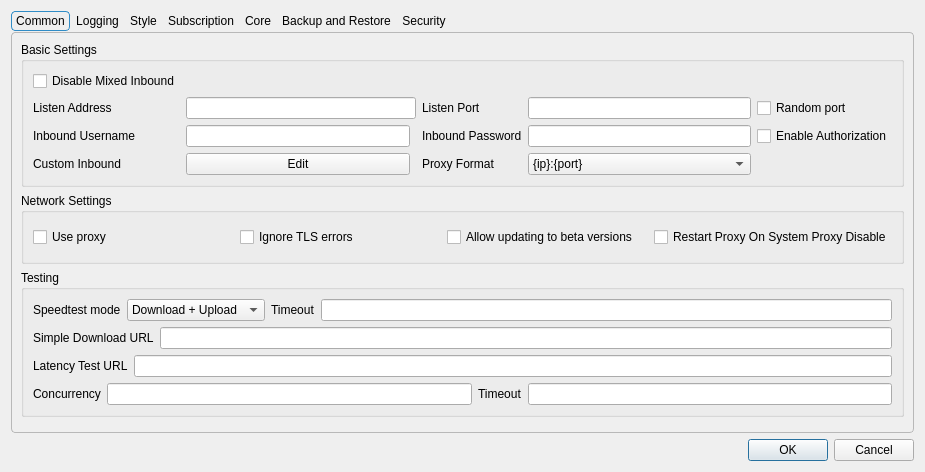
Before: the Qt Designer form include/ui/setting/dialog_basic_settings.ui in shengmo0210/Throne, drawn with Qt 5.
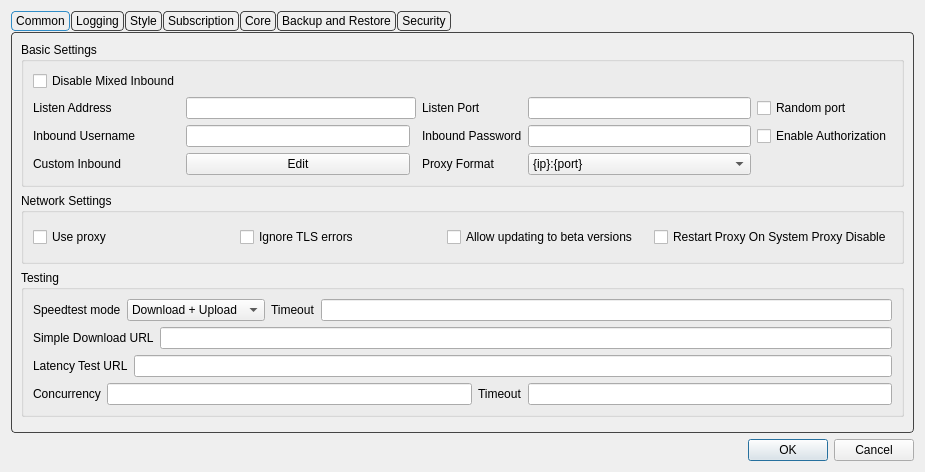
After: the same form once the commit is applied. Custom widgets are drawn as their Qt base class.

Commit message: Use gray borders for tabs

```diff
--- a/include/ui/setting/dialog_basic_settings.ui
+++ b/include/ui/setting/dialog_basic_settings.ui
@@ -41,7 +41,7 @@
      <property name="styleSheet">
       <string notr="true">QTabWidget::pane {
     margin-top: 1px;
-    border: 1px solid palette(mid);
+    border: 1px solid #444444;
     border-radius: 4px;
 }
 
@@ -51,7 +51,7 @@
 }
 
 QTabBar::tab {
-    border: 1px solid palette(midlight);
+    border: 1px solid #444444;
     border-radius: 4px;
 
     padding: 2px 4px;
@@ -63,7 +63,7 @@
 }
 
 QTabBar::tab:!selected {
-    border: 1px solid palette(button);
+    border: 1px solid #444444;
 }
 
 QTabBar::tab:hover:!selected {
```
Left out of the diff: 2 changed lines with no effect on the pictures. The commit also changes 4 other files.
